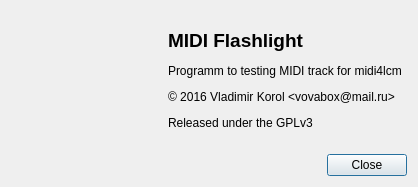
Above: about.ui from korolv/midi-falshlight before the change. Below: the same form after it.
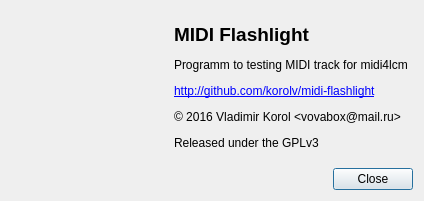
That is the form after the change. Icons and pictures are not drawn.

Commit message: Added url address to about form

Patch:
```diff
--- a/about.ui
+++ b/about.ui
@@ -9,8 +9,8 @@
    <rect>
     <x>0</x>
     <y>0</y>
-    <width>418</width>
-    <height>187</height>
+    <width>424</width>
+    <height>201</height>
    </rect>
   </property>
   <property name="sizePolicy">
@@ -54,7 +54,7 @@
      <item>
       <widget class="QLabel" name="labelLogo">
        <property name="text">
-        <string>&lt;html&gt;&lt;head/&gt;&lt;body&gt;&lt;p&gt;&lt;span style=&quot; font-size:14pt; font-weight:600;&quot;&gt;MIDI Flashlight&lt;/span&gt;&lt;/p&gt;&lt;p&gt;Programm to testing MIDI track for midi4lcm&lt;/p&gt;&lt;p&gt;© 2016 Vladimir Korol &amp;lt;vovabox@mail.ru&amp;gt;&lt;/p&gt;&lt;p&gt;Released under the GPLv3&lt;/p&gt;&lt;/body&gt;&lt;/html&gt;</string>
+        <string>&lt;html&gt;&lt;head/&gt;&lt;body&gt;&lt;p&gt;&lt;span style=&quot; font-size:14pt; font-weight:600;&quot;&gt;MIDI Flashlight&lt;/span&gt;&lt;/p&gt;&lt;p&gt;Programm to testing MIDI track for midi4lcm&lt;/p&gt;&lt;p&gt;&lt;a href=&quot;http://github.com/korolv/midi-flashlight&quot;&gt;&lt;span style=&quot; text-decoration: underline; color:#0000ff;&quot;&gt;http://github.com/korolv/midi-flashlight&lt;/span&gt;&lt;/a&gt;&lt;/p&gt;&lt;p&gt;© 2016 Vladimir Korol &amp;lt;vovabox@mail.ru&amp;gt;&lt;/p&gt;&lt;p&gt;Released under the GPLv3&lt;/p&gt;&lt;/body&gt;&lt;/html&gt;</string>
        </property>
       </widget>
      </item>
```
The commit also changes 3 other files.
